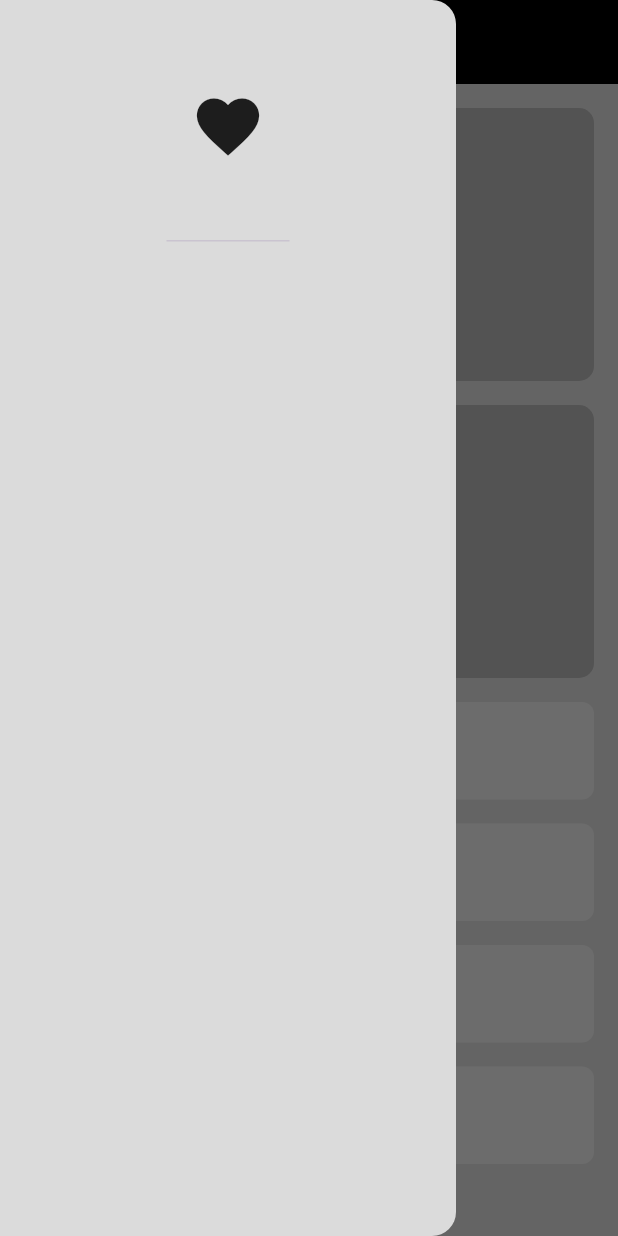
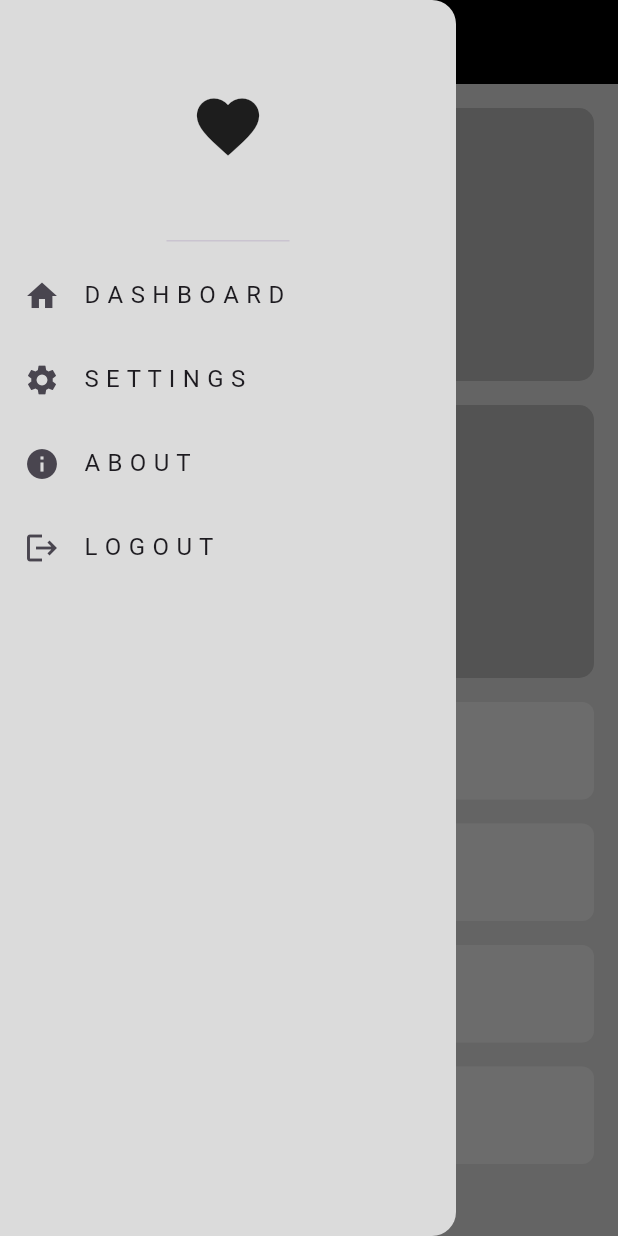
Before and after one commit to Eng-Mosad-99/adaptive_layout_practice, a Flutter app: the screen it shows after launch, with the side drawer open, on a phone screen of 412 x 824 dp. Run offline on Flutter 3.47's test engine with Material 3 defaults, Android fonts, the phone set to English and light mode, and no system bars.

Commit message:
mobile layout done

```diff
--- a/lib/models/drawer_item_model.dart
+++ b/lib/models/drawer_item_model.dart
@@ -1,9 +1,9 @@
 import 'package:flutter/material.dart';
 
 class DrawerItemModel {
-  String title;
-  IconData icon;
-  DrawerItemModel({
+ final String title;
+  final IconData icon;
+ const DrawerItemModel({
     required this.title,
     required this.icon,
   });
--- a/lib/views/widgets/custom_drawer.dart
+++ b/lib/views/widgets/custom_drawer.dart
@@ -1,9 +1,17 @@
+import 'package:adaptive_layout_practice/models/drawer_item_model.dart';
 import 'package:adaptive_layout_practice/views/widgets/custom_drawer_item.dart';
 import 'package:flutter/material.dart';
 
+import 'custom_drawer_item_list_view.dart';
+
 class CustomDrawer extends StatelessWidget {
   const CustomDrawer({super.key});
-
+  final List<DrawerItemModel> drawerItems = const <DrawerItemModel>[
+    DrawerItemModel(title: 'D A S H B O A R D', icon: Icons.home),
+    DrawerItemModel(title: 'S E T T I N G S', icon: Icons.settings),
+    DrawerItemModel(title: 'A B O U T', icon: Icons.info),
+    DrawerItemModel(title: 'L O G O U T', icon: Icons.logout),
+  ];
   @override
   Widget build(BuildContext context) {
     return Drawer(
@@ -13,10 +21,12 @@ class CustomDrawer extends StatelessWidget {
           const DrawerHeader(
             child: Icon(
               Icons.favorite,
-              size: 50 ,
+              size: 50,
             ),
           ),
-
+          CustomDrawerItemListView(
+            drawerItems: drawerItems,
+          ),
         ],
       ),
     );
--- /dev/null
+++ b/lib/views/widgets/custom_drawer_item_list_view.dart
@@ -0,0 +1,26 @@
+
+import 'package:flutter/material.dart';
+
+import '../../models/drawer_item_model.dart';
+import 'custom_drawer_item.dart';
+
+class CustomDrawerItemListView extends StatelessWidget {
+  const CustomDrawerItemListView({
+    super.key,
+    required this.drawerItems,
+  });
+
+  final List<DrawerItemModel> drawerItems;
+
+  @override
+  Widget build(BuildContext context) {
+    return Expanded(
+      child: ListView.builder(
+        itemBuilder: (context, index) => CustomDrawerItem(
+          drawerItemModel: drawerItems[index],
+        ),
+        itemCount: drawerItems.length,
+      ),
+    );
+  }
+}
```
